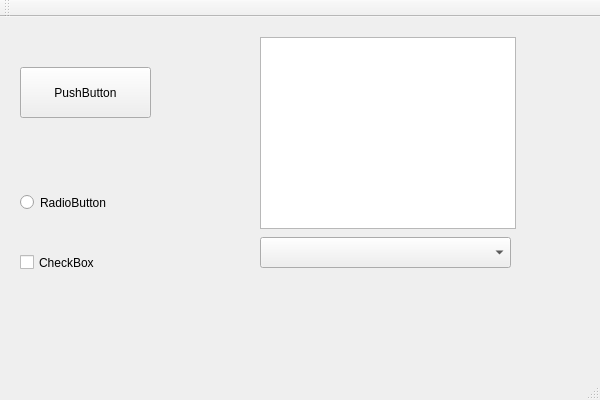
Above: ControlsDemo/ControlsDemo.ui from CaiHongkung/QCControls before the change. Below: the same form after it.
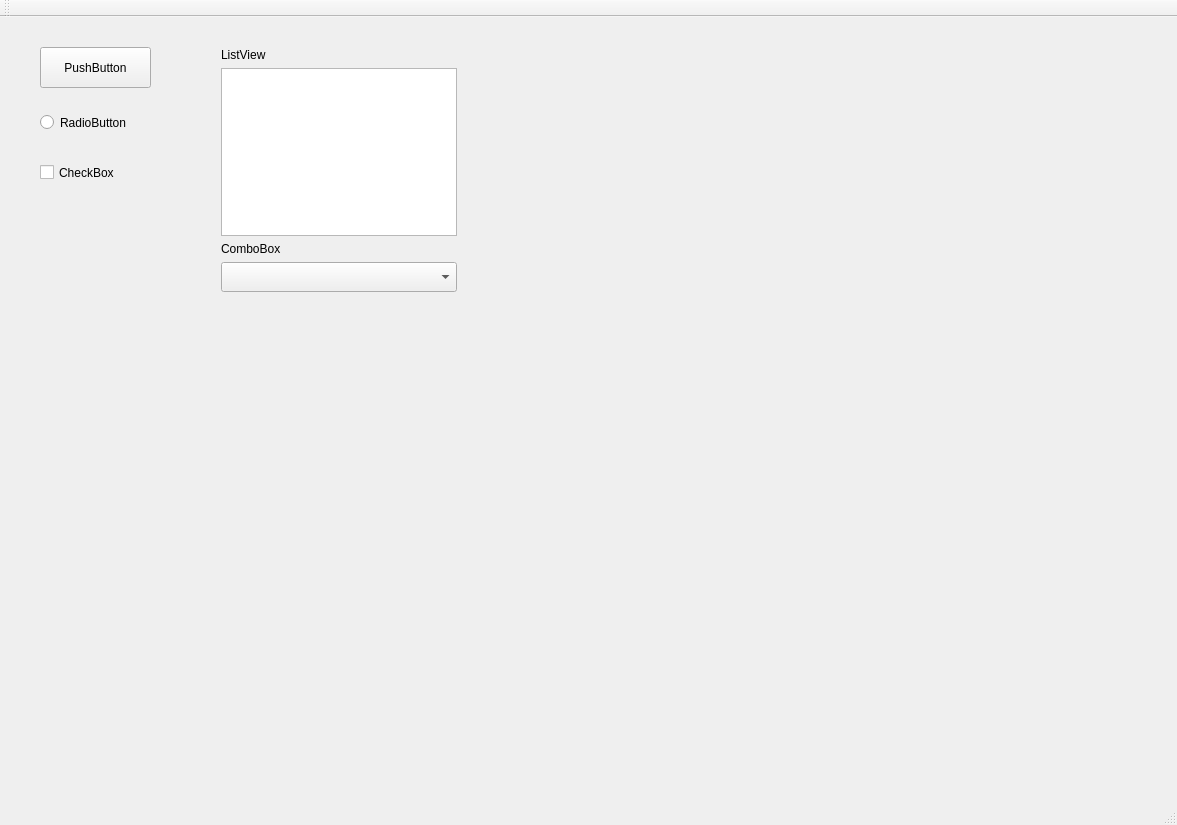
That is the form after the change. Custom widgets are drawn as their Qt base class.

Commit message: Ui位置调整

The edit to the form file:
```diff
--- a/ControlsDemo/ControlsDemo.ui
+++ b/ControlsDemo/ControlsDemo.ui
@@ -6,8 +6,8 @@
    <rect>
     <x>0</x>
     <y>0</y>
-    <width>600</width>
-    <height>400</height>
+    <width>1177</width>
+    <height>825</height>
    </rect>
   </property>
   <property name="windowTitle">
@@ -17,10 +17,10 @@
    <widget class="QCButton" name="pushButton">
     <property name="geometry">
      <rect>
-      <x>20</x>
-      <y>50</y>
-      <width>131</width>
-      <height>51</height>
+      <x>40</x>
+      <y>30</y>
+      <width>111</width>
+      <height>41</height>
      </rect>
     </property>
     <property name="text">
@@ -30,9 +30,9 @@
    <widget class="QCRatioButton" name="radioButton">
     <property name="geometry">
      <rect>
-      <x>20</x>
-      <y>170</y>
-      <width>161</width>
+      <x>40</x>
+      <y>90</y>
+      <width>115</width>
       <height>31</height>
      </rect>
     </property>
@@ -40,32 +40,12 @@
      <string>RadioButton</string>
     </property>
    </widget>
-   <widget class="QCListView" name="listView">
-    <property name="geometry">
-     <rect>
-      <x>260</x>
-      <y>20</y>
-      <width>256</width>
-      <height>192</height>
-     </rect>
-    </property>
-   </widget>
-   <widget class="QCComboBox" name="comboBox">
-    <property name="geometry">
-     <rect>
-      <x>260</x>
-      <y>220</y>
-      <width>251</width>
-      <height>31</height>
-     </rect>
-    </property>
-   </widget>
    <widget class="QCCheckBox" name="checkBox">
     <property name="geometry">
      <rect>
-      <x>20</x>
-      <y>230</y>
-      <width>121</width>
+      <x>40</x>
+      <y>140</y>
+      <width>131</width>
       <height>31</height>
      </rect>
     </property>
@@ -73,6 +53,45 @@
      <string>CheckBox</string>
     </property>
    </widget>
+   <widget class="QWidget" name="">
+    <property name="geometry">
+     <rect>
+      <x>210</x>
+      <y>20</y>
+      <width>258</width>
+      <height>266</height>
+     </rect>
+    </property>
+    <layout class="QVBoxLayout" name="verticalLayout">
+     <item>
+      <widget class="QLabel" name="label">
+       <property name="text">
+        <string>ListView</string>
+       </property>
+      </widget>
+     </item>
+     <item>
+      <widget class="QCListView" name="listView"/>
+     </item>
+     <item>
+      <widget class="QLabel" name="label_2">
+       <property name="text">
+        <string>ComboBox</string>
+       </property>
+      </widget>
+     </item>
+     <item>
+      <widget class="QCComboBox" name="comboBox">
+       <property name="minimumSize">
+        <size>
+         <width>0</width>
+         <height>30</height>
+        </size>
+       </property>
+      </widget>
+     </item>
+    </layout>
+   </widget>
   </widget>
   <widget class="QMenuBar" name="menuBar">
    <property name="geometry">
```
Left out of the diff: 2 changed lines with no effect on the pictures. The commit also changes 1 other file.
